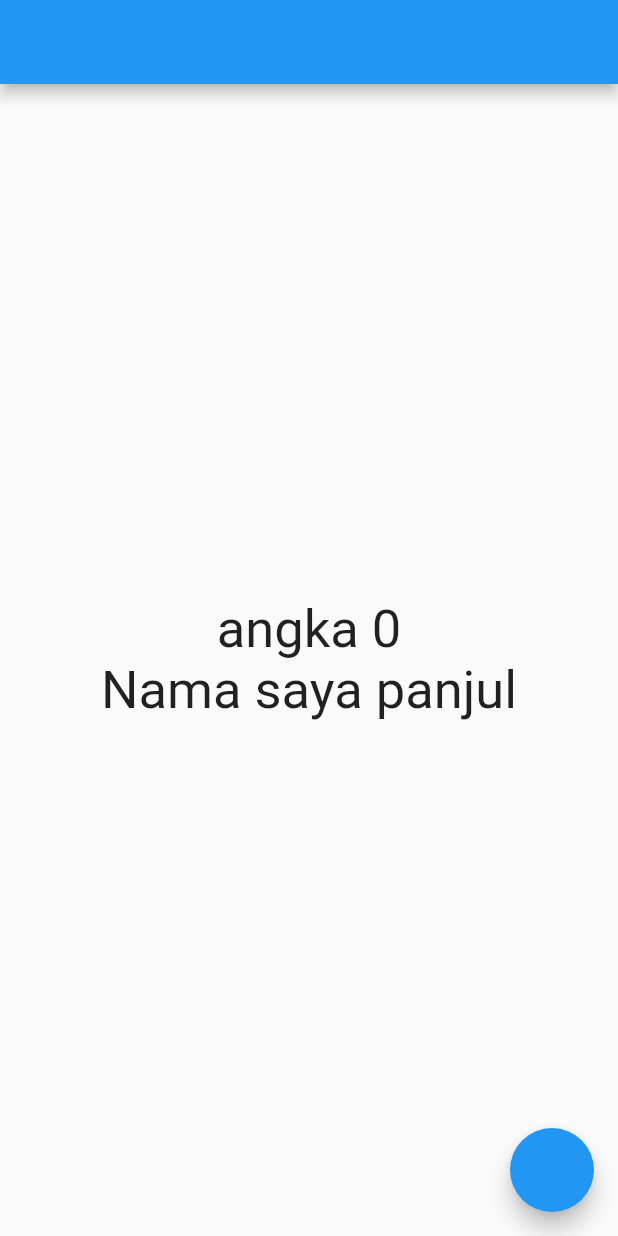
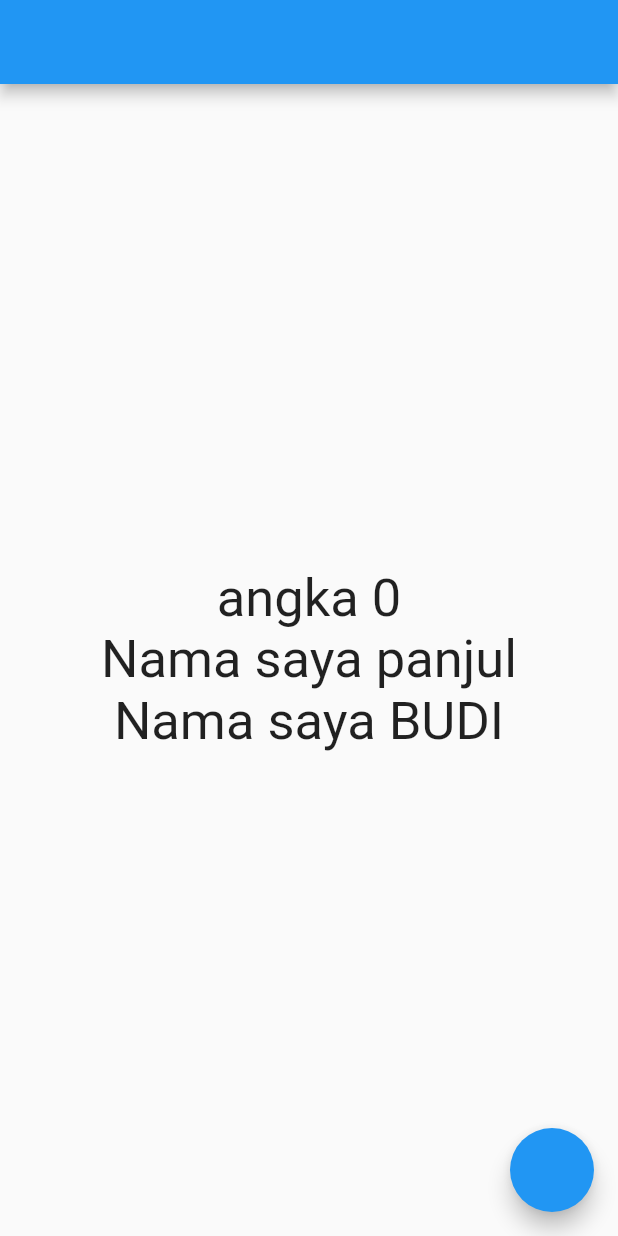
Before and after one commit to dennyoctavian/getx-flutter, a Flutter app: the screen it shows after launch, on a phone screen of 412 x 824 dp. Run offline on Flutter 3.47's test engine with Material 2 defaults, Android fonts, the phone set to English and light mode, and no system bars; our stand-ins replace get.

Commit message:
give 2 ways to obs data

```diff
--- a/lib/main.dart
+++ b/lib/main.dart
@@ -12,6 +12,7 @@ class MyApp extends StatelessWidget {
   @override
   Widget build(BuildContext context) {
     var person = Person();
+    var orang = Orang(name: "BUDI", age: 30).obs;
     var count = 0.obs;
     void add() {
       count++;
@@ -35,6 +36,12 @@ class MyApp extends StatelessWidget {
                     style: const TextStyle(
                       fontSize: 35,
                     ),
+                  ),
+                  Text(
+                    "Nama saya ${orang.value.name}",
+                    style: const TextStyle(
+                      fontSize: 35,
+                    ),
                   )
                 ],
               )),
@@ -47,6 +54,15 @@ class MyApp extends StatelessWidget {
             } else {
               person.name.value = person.name.value.toUpperCase();
             }
+            if (count % 2 == 0) {
+              orang.update((_) {
+                orang.value.name = orang.value.name.toString().toUpperCase();
+              });
+            } else {
+              orang.update((val) {
+                orang.value.name = orang.value.name.toString().toLowerCase();
+              });
+            }
           },
         ),
       ),
--- a/lib/models/person.dart
+++ b/lib/models/person.dart
@@ -4,3 +4,10 @@ class Person {
   RxString name = 'panjul'.obs;
   RxInt age = 25.obs;
 }
+
+class Orang {
+  String? name;
+  int? age;
+
+  Orang({this.name, this.age});
+}
```
